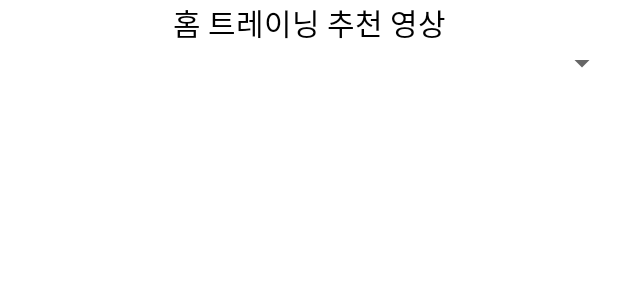
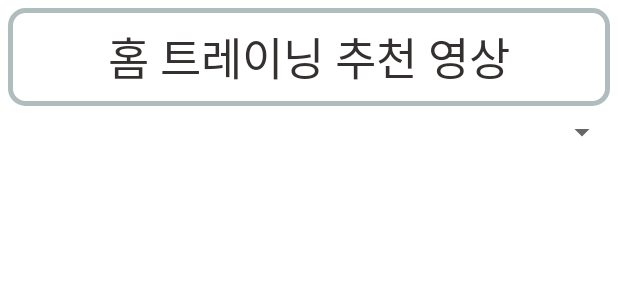
Before and after one commit to DAEHYEONJO/MobileProgramming, an Android app: the layout fragment_video_item_list.xml on its own in the app's theme, with its tools: preview values and no code run, on a phone screen of 412 x 824 dp. Shown: the top 300 px of the screen. Run offline under Robolectric (Android 15) with nearby library versions, the phone set to English and light mode, and no system bars.

Commit message:
ui변경, 코드 일부 수정

```diff
--- a/app/src/main/res/layout/fragment_video_item_list.xml
+++ b/app/src/main/res/layout/fragment_video_item_list.xml
@@ -10,10 +10,13 @@
         android:id="@+id/textView6"
         android:layout_width="match_parent"
         android:layout_height="wrap_content"
+        android:layout_margin="5dp"
+        android:background="@drawable/layout_border"
         android:gravity="center"
+        android:padding="10dp"
         android:text="홈 트레이닝 추천 영상"
-        android:textColor="#000000"
-        android:textSize="20sp" />
+        android:textColor="#33302F"
+        android:textSize="30sp" />
 
     <Spinner
         android:id="@+id/spinner"
@@ -30,7 +33,7 @@
     <androidx.recyclerview.widget.RecyclerView
         android:id="@+id/recyclerView"
         android:layout_width="match_parent"
-        android:layout_height="465dp"
+        android:layout_height="match_parent"
         app:layout_constraintBottom_toBottomOf="parent"
         app:layout_constraintEnd_toEndOf="parent"
         app:layout_constraintHorizontal_bias="0.0"
```
Also changed, not shown: app/src/main/java/com/example/teamproject/alarm/AlarmService.kt (+0 -53 lines).
